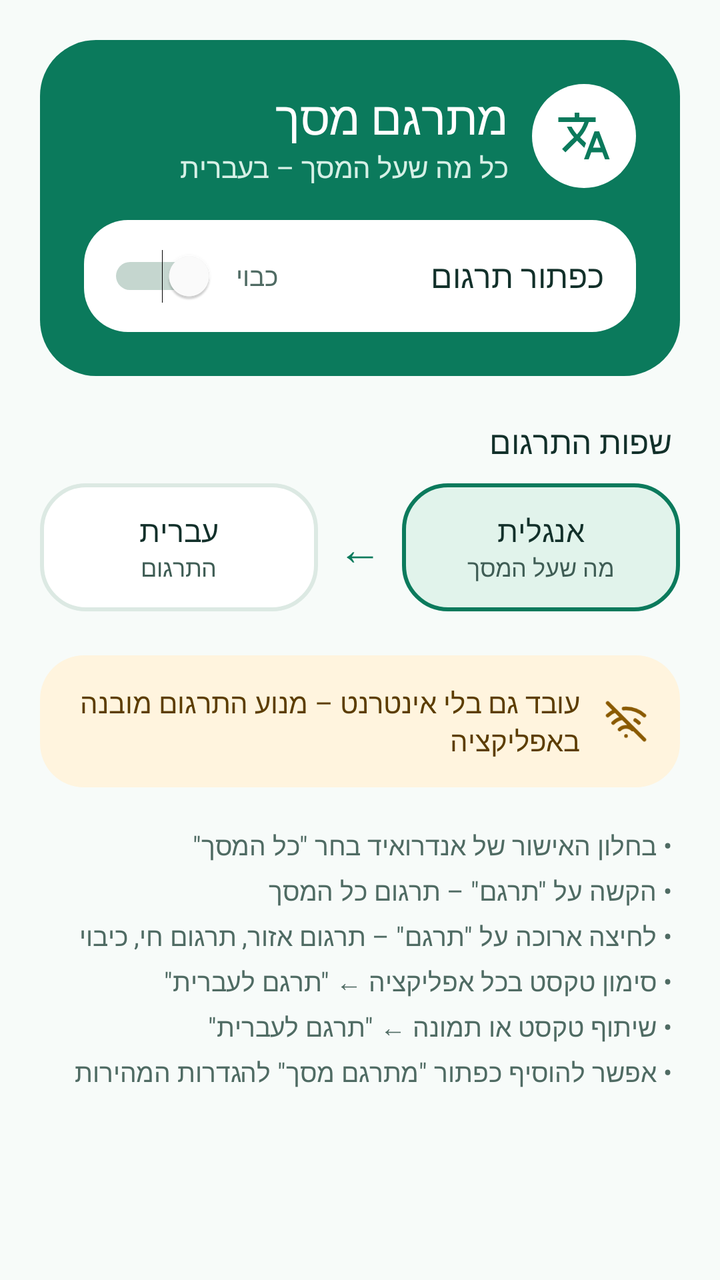
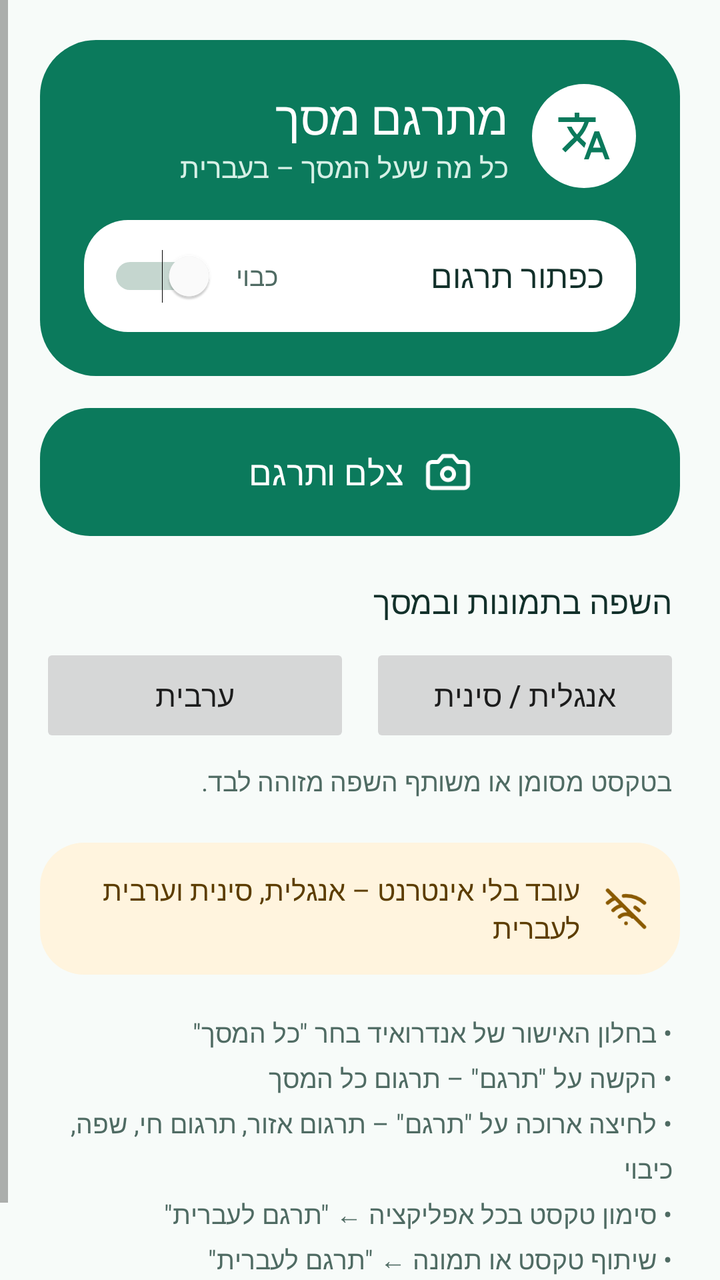

Compare the two renders of this Android layout. The source of the first and the diff that turns it into the second are given below.
<!-- AndroidManifest.xml: application theme android:Theme.Material.Light.NoActionBar -->
<!-- res/layout/activity_main.xml -->
<?xml version="1.0" encoding="utf-8"?>
<ScrollView xmlns:android="http://schemas.android.com/apk/res/android"
    android:layout_width="match_parent"
    android:layout_height="match_parent"
    android:background="@color/screen"
    android:fitsSystemWindows="true"
    android:layoutDirection="rtl">

    <LinearLayout
        android:layout_width="match_parent"
        android:layout_height="wrap_content"
        android:orientation="vertical"
        android:padding="20dp">

        
        <LinearLayout
            android:layout_width="match_parent"
            android:layout_height="wrap_content"
            android:background="@drawable/bg_header"
            android:orientation="vertical"
            android:padding="22dp">

            <LinearLayout
                android:layout_width="match_parent"
                android:layout_height="wrap_content"
                android:gravity="center_vertical"
                android:orientation="horizontal">

                <FrameLayout
                    android:layout_width="52dp"
                    android:layout_height="52dp"
                    android:background="@drawable/bg_icon_circle">

                    <ImageView
                        android:layout_width="28dp"
                        android:layout_height="28dp"
                        android:layout_gravity="center"
                        android:importantForAccessibility="no"
                        android:src="@drawable/ic_translate"
                        android:tint="@color/brand" />
                </FrameLayout>

                <LinearLayout
                    android:layout_width="wrap_content"
                    android:layout_height="wrap_content"
                    android:layout_marginStart="12dp"
                    android:orientation="vertical">

                    <TextView
                        android:layout_width="wrap_content"
                        android:layout_height="wrap_content"
                        android:text="מתרגם מסך"
                        android:textColor="#FFFFFF"
                        android:textSize="23sp" />

                    <TextView
                        android:layout_width="wrap_content"
                        android:layout_height="wrap_content"
                        android:text="כל מה שעל המסך – בעברית"
                        android:textColor="#D6F0E6"
                        android:textSize="14sp" />
                </LinearLayout>
            </LinearLayout>

            <LinearLayout
                android:id="@+id/toggleRow"
                android:layout_width="match_parent"
                android:layout_height="wrap_content"
                android:layout_marginTop="16dp"
                android:background="@drawable/bg_row"
                android:gravity="center_vertical"
                android:minHeight="56dp"
                android:orientation="horizontal"
                android:paddingStart="16dp"
                android:paddingEnd="12dp">

                <TextView
                    android:layout_width="0dp"
                    android:layout_height="wrap_content"
                    android:layout_weight="1"
                    android:text="כפתור תרגום"
                    android:textColor="@color/ink"
                    android:textSize="16sp" />

                <TextView
                    android:id="@+id/toggleState"
                    android:layout_width="wrap_content"
                    android:layout_height="wrap_content"
                    android:layout_marginEnd="10dp"
                    android:text="כבוי"
                    android:textColor="@color/ink_soft"
                    android:textSize="13sp" />

                <Switch
                    android:id="@+id/bubbleSwitch"
                    android:layout_width="wrap_content"
                    android:layout_height="48dp"
                    android:contentDescription="הפעל כפתור תרגום"
                    android:thumbTint="#FFFFFF"
                    android:trackTint="@color/switch_track"
                    android:trackTintMode="src_over" />
            </LinearLayout>
        </LinearLayout>

        
        <TextView
            android:layout_width="wrap_content"
            android:layout_height="wrap_content"
            android:layout_marginStart="4dp"
            android:layout_marginTop="22dp"
            android:text="שפות התרגום"
            android:textColor="@color/ink"
            android:textSize="16sp" />

        <LinearLayout
            android:layout_width="match_parent"
            android:layout_height="wrap_content"
            android:layout_marginTop="10dp"
            android:gravity="center_vertical"
            android:orientation="horizontal">

            <LinearLayout
                android:layout_width="0dp"
                android:layout_height="64dp"
                android:layout_weight="1"
                android:background="@drawable/bg_lang_source"
                android:gravity="center"
                android:orientation="vertical">

                <TextView
                    android:layout_width="wrap_content"
                    android:layout_height="wrap_content"
                    android:text="אנגלית"
                    android:textColor="@color/ink"
                    android:textSize="15sp" />

                <TextView
                    android:layout_width="wrap_content"
                    android:layout_height="wrap_content"
                    android:text="מה שעל המסך"
                    android:textColor="#3F5D55"
                    android:textSize="12sp" />
            </LinearLayout>

            <TextView
                android:layout_width="wrap_content"
                android:layout_height="wrap_content"
                android:layout_marginStart="10dp"
                android:layout_marginEnd="10dp"
                android:importantForAccessibility="no"
                android:text="←"
                android:textColor="@color/brand"
                android:textSize="22sp" />

            <LinearLayout
                android:layout_width="0dp"
                android:layout_height="64dp"
                android:layout_weight="1"
                android:background="@drawable/bg_lang_target"
                android:gravity="center"
                android:orientation="vertical">

                <TextView
                    android:layout_width="wrap_content"
                    android:layout_height="wrap_content"
                    android:text="עברית"
                    android:textColor="@color/ink"
                    android:textSize="15sp" />

                <TextView
                    android:layout_width="wrap_content"
                    android:layout_height="wrap_content"
                    android:text="התרגום"
                    android:textColor="#3F5D55"
                    android:textSize="12sp" />
            </LinearLayout>
        </LinearLayout>

        <TextView
            android:id="@+id/statusText"
            android:layout_width="match_parent"
            android:layout_height="wrap_content"
            android:layout_marginStart="4dp"
            android:layout_marginTop="14dp"
            android:textColor="@color/brand"
            android:textSize="14sp"
            android:visibility="gone" />

        
        <LinearLayout
            android:layout_width="match_parent"
            android:layout_height="wrap_content"
            android:layout_marginTop="22dp"
            android:background="@drawable/bg_offline"
            android:gravity="center_vertical"
            android:orientation="horizontal"
            android:paddingStart="16dp"
            android:paddingTop="14dp"
            android:paddingEnd="16dp"
            android:paddingBottom="14dp">

            <ImageView
                android:layout_width="22dp"
                android:layout_height="22dp"
                android:importantForAccessibility="no"
                android:src="@drawable/ic_wifi_off" />

            <TextView
                android:layout_width="0dp"
                android:layout_height="wrap_content"
                android:layout_marginStart="12dp"
                android:layout_weight="1"
                android:text="עובד גם בלי אינטרנט – מנוע התרגום מובנה באפליקציה"
                android:textColor="#5C3D00"
                android:textSize="14sp" />
        </LinearLayout>

        <TextView
            android:layout_width="match_parent"
            android:layout_height="wrap_content"
            android:layout_marginStart="4dp"
            android:layout_marginTop="20dp"
            android:lineSpacingExtra="5dp"
            android:text="• בחלון האישור של אנדרואיד בחר &quot;כל המסך&quot;\n• הקשה על &quot;תרגם&quot; – תרגום כל המסך\n• לחיצה ארוכה על &quot;תרגם&quot; – תרגום אזור, תרגום חי, כיבוי\n• סימון טקסט בכל אפליקציה ← &quot;תרגם לעברית&quot;\n• שיתוף טקסט או תמונה ← &quot;תרגם לעברית&quot;\n• אפשר להוסיף כפתור &quot;מתרגם מסך&quot; להגדרות המהירות"
            android:textColor="@color/ink_soft"
            android:textSize="13sp" />
    </LinearLayout>
</ScrollView>
<!-- resources referenced by this layout -->
<resources>
  <color name="brand">#0B7A5C</color>
  <color name="ink">#12302A</color>
  <color name="ink_soft">#4F6B63</color>
  <color name="screen">#F7FBF9</color>
  <!-- drawable bg_header (drawable) -->
  <?xml version="1.0" encoding="utf-8"?>
  <shape xmlns:android="http://schemas.android.com/apk/res/android" android:shape="rectangle">
      <solid android:color="#0B7A5C" />
      <corners android:radius="28dp" />
  </shape>
  <!-- drawable bg_icon_circle (drawable) -->
  <?xml version="1.0" encoding="utf-8"?>
  <shape xmlns:android="http://schemas.android.com/apk/res/android" android:shape="oval">
      <solid android:color="#FFFFFF" />
  </shape>
  <!-- drawable bg_lang_source (drawable) -->
  <?xml version="1.0" encoding="utf-8"?>
  <shape xmlns:android="http://schemas.android.com/apk/res/android" android:shape="rectangle">
      <solid android:color="#E1F3EB" />
      <corners android:radius="22dp" />
      <stroke android:width="2dp" android:color="#0B7A5C" />
  </shape>
  <!-- drawable bg_lang_target (drawable) -->
  <?xml version="1.0" encoding="utf-8"?>
  <shape xmlns:android="http://schemas.android.com/apk/res/android" android:shape="rectangle">
      <solid android:color="#FFFFFF" />
      <corners android:radius="22dp" />
      <stroke android:width="2dp" android:color="#DCE9E3" />
  </shape>
  <!-- drawable bg_offline (drawable) -->
  <?xml version="1.0" encoding="utf-8"?>
  <shape xmlns:android="http://schemas.android.com/apk/res/android" android:shape="rectangle">
      <solid android:color="#FFF4DE" />
      <corners android:radius="22dp" />
  </shape>
  <!-- drawable bg_row (drawable) -->
  <?xml version="1.0" encoding="utf-8"?>
  <shape xmlns:android="http://schemas.android.com/apk/res/android" android:shape="rectangle">
      <solid android:color="#FFFFFF" />
      <corners android:radius="22dp" />
  </shape>
  <!-- drawable ic_translate (drawable) -->
  <vector xmlns:android="http://schemas.android.com/apk/res/android"
      android:width="24dp"
      android:height="24dp"
      android:viewportWidth="24"
      android:viewportHeight="24">
      <path
          android:fillColor="#FFFFFFFF"
          android:pathData="M12.87,15.07l-2.54,-2.51 0.03,-0.03c1.74,-1.94 2.98,-4.17 3.71,-6.53L17,6L17,4h-7L10,2L8,2v2L1,4v1.99h11.17C11.5,7.92 10.44,9.75 9,11.35 8.07,10.32 7.3,9.19 6.69,8h-2c0.73,1.63 1.73,3.17 2.98,4.56l-5.09,5.02L4,19l5,-5 3.11,3.11 0.76,-2.04zM18.5,10h-2L12,22h2l1.12,-3h4.75L21,22h2l-4.5,-12zM15.88,17l1.62,-4.33L19.12,17h-3.24z" />
  </vector>
  <!-- drawable ic_wifi_off (drawable) -->
  <vector xmlns:android="http://schemas.android.com/apk/res/android"
      android:width="24dp"
      android:height="24dp"
      android:viewportWidth="24"
      android:viewportHeight="24">
      <path android:strokeColor="#FF8A5A00" android:strokeWidth="2" android:strokeLineCap="round" android:strokeLineJoin="round"
          android:pathData="M12,20h0.01M8.5,16.43a5,5 0,0 1,7 0M5,12.86a10,10 0,0 1,5.17 -2.69M19,12.86a10,10 0,0 0,-2 -1.52M2,8.82a15,15 0,0 1,4.18 -2.64M22,8.82a15,15 0,0 0,-11.29 -3.76M2,2l20,20" />
  </vector>
</resources>

<!-- the commit's change to res/layout/activity_main.xml (unified diff, before → after) -->
@@ -103,12 +103,39 @@
         </LinearLayout>
 
         
+        <LinearLayout
+            android:id="@+id/cameraButton"
+            android:layout_width="match_parent"
+            android:layout_height="64dp"
+            android:layout_marginTop="16dp"
+            android:background="@drawable/bg_pill_brand"
+            android:clickable="true"
+            android:focusable="true"
+            android:gravity="center"
+            android:orientation="horizontal">
+
+            <ImageView
+                android:layout_width="24dp"
+                android:layout_height="24dp"
+                android:importantForAccessibility="no"
+                android:src="@drawable/ic_camera" />
+
+            <TextView
+                android:layout_width="wrap_content"
+                android:layout_height="wrap_content"
+                android:layout_marginStart="10dp"
+                android:text="צלם ותרגם"
+                android:textColor="#FFFFFF"
+                android:textSize="17sp" />
+        </LinearLayout>
+
+        
         <TextView
             android:layout_width="wrap_content"
             android:layout_height="wrap_content"
             android:layout_marginStart="4dp"
             android:layout_marginTop="22dp"
-            android:text="שפות התרגום"
+            android:text="השפה בתמונות ובמסך"
             android:textColor="@color/ink"
             android:textSize="16sp" />
 
@@ -116,65 +143,38 @@
             android:layout_width="match_parent"
             android:layout_height="wrap_content"
             android:layout_marginTop="10dp"
-            android:gravity="center_vertical"
             android:orientation="horizontal">
 
-            <LinearLayout
+            <Button
+                android:id="@+id/modeLatin"
                 android:layout_width="0dp"
-                android:layout_height="64dp"
+                android:layout_height="52dp"
                 android:layout_weight="1"
-                android:background="@drawable/bg_lang_source"
-                android:gravity="center"
-                android:orientation="vertical">
-
-                <TextView
-                    android:layout_width="wrap_content"
-                    android:layout_height="wrap_content"
-                    android:text="אנגלית"
-                    android:textColor="@color/ink"
-                    android:textSize="15sp" />
-
-                <TextView
-                    android:layout_width="wrap_content"
-                    android:layout_height="wrap_content"
-                    android:text="מה שעל המסך"
-                    android:textColor="#3F5D55"
-                    android:textSize="12sp" />
-            </LinearLayout>
-
-            <TextView
-                android:layout_width="wrap_content"
-                android:layout_height="wrap_content"
+                android:stateListAnimator="@null"
+                android:text="אנגלית / סינית"
+                android:textAllCaps="false"
+                android:textSize="15sp" />
+
+            <Button
+                android:id="@+id/modeArabic"
+                android:layout_width="0dp"
+                android:layout_height="52dp"
                 android:layout_marginStart="10dp"
-                android:layout_marginEnd="10dp"
-                android:importantForAccessibility="no"
-                android:text="←"
-                android:textColor="@color/brand"
-                android:textSize="22sp" />
-
-            <LinearLayout
-                android:layout_width="0dp"
-                android:layout_height="64dp"
                 android:layout_weight="1"
-                android:background="@drawable/bg_lang_target"
-                android:gravity="center"
-                android:orientation="vertical">
-
-                <TextView
-                    android:layout_width="wrap_content"
-                    android:layout_height="wrap_content"
-                    android:text="עברית"
-                    android:textColor="@color/ink"
-                    android:textSize="15sp" />
-
-                <TextView
-                    android:layout_width="wrap_content"
-                    android:layout_height="wrap_content"
-                    android:text="התרגום"
-                    android:textColor="#3F5D55"
-                    android:textSize="12sp" />
-            </LinearLayout>
-        </LinearLayout>
+                android:stateListAnimator="@null"
+                android:text="ערבית"
+                android:textAllCaps="false"
+                android:textSize="15sp" />
+        </LinearLayout>
+
+        <TextView
+            android:layout_width="match_parent"
+            android:layout_height="wrap_content"
+            android:layout_marginStart="4dp"
+            android:layout_marginTop="8dp"
+            android:text="בטקסט מסומן או משותף השפה מזוהה לבד."
+            android:textColor="@color/ink_soft"
+            android:textSize="13sp" />
 
         <TextView
             android:id="@+id/statusText"
@@ -210,7 +210,7 @@
                 android:layout_height="wrap_content"
                 android:layout_marginStart="12dp"
                 android:layout_weight="1"
-                android:text="עובד גם בלי אינטרנט – מנוע התרגום מובנה באפליקציה"
+                android:text="עובד בלי אינטרנט – אנגלית, סינית וערבית לעברית"
                 android:textColor="#5C3D00"
                 android:textSize="14sp" />
         </LinearLayout>
@@ -221,7 +221,7 @@
             android:layout_marginStart="4dp"
             android:layout_marginTop="20dp"
             android:lineSpacingExtra="5dp"
-            android:text="• בחלון האישור של אנדרואיד בחר &quot;כל המסך&quot;\n• הקשה על &quot;תרגם&quot; – תרגום כל המסך\n• לחיצה ארוכה על &quot;תרגם&quot; – תרגום אזור, תרגום חי, כיבוי\n• סימון טקסט בכל אפליקציה ← &quot;תרגם לעברית&quot;\n• שיתוף טקסט או תמונה ← &quot;תרגם לעברית&quot;\n• אפשר להוסיף כפתור &quot;מתרגם מסך&quot; להגדרות המהירות"
+            android:text="• בחלון האישור של אנדרואיד בחר &quot;כל המסך&quot;\n• הקשה על &quot;תרגם&quot; – תרגום כל המסך\n• לחיצה ארוכה על &quot;תרגם&quot; – תרגום אזור, תרגום חי, שפה, כיבוי\n• סימון טקסט בכל אפליקציה ← &quot;תרגם לעברית&quot;\n• שיתוף טקסט או תמונה ← &quot;תרגם לעברית&quot;\n• אפשר להוסיף כפתור &quot;מתרגם מסך&quot; להגדרות המהירות"
             android:textColor="@color/ink_soft"
             android:textSize="13sp" />
     </LinearLayout>
<!-- resource entries referenced after the edit -->
@@ -15,25 +15,17 @@
   <shape xmlns:android="http://schemas.android.com/apk/res/android" android:shape="oval">
       <solid android:color="#FFFFFF" />
   </shape>
-  <!-- drawable bg_lang_source (drawable) -->
-  <?xml version="1.0" encoding="utf-8"?>
-  <shape xmlns:android="http://schemas.android.com/apk/res/android" android:shape="rectangle">
-      <solid android:color="#E1F3EB" />
-      <corners android:radius="22dp" />
-      <stroke android:width="2dp" android:color="#0B7A5C" />
-  </shape>
-  <!-- drawable bg_lang_target (drawable) -->
-  <?xml version="1.0" encoding="utf-8"?>
-  <shape xmlns:android="http://schemas.android.com/apk/res/android" android:shape="rectangle">
-      <solid android:color="#FFFFFF" />
-      <corners android:radius="22dp" />
-      <stroke android:width="2dp" android:color="#DCE9E3" />
-  </shape>
   <!-- drawable bg_offline (drawable) -->
   <?xml version="1.0" encoding="utf-8"?>
   <shape xmlns:android="http://schemas.android.com/apk/res/android" android:shape="rectangle">
       <solid android:color="#FFF4DE" />
       <corners android:radius="22dp" />
+  </shape>
+  <!-- drawable bg_pill_brand (drawable) -->
+  <?xml version="1.0" encoding="utf-8"?>
+  <shape xmlns:android="http://schemas.android.com/apk/res/android" android:shape="rectangle">
+      <solid android:color="#0B7A5C" />
+      <corners android:radius="25dp" />
   </shape>
   <!-- drawable bg_row (drawable) -->
   <?xml version="1.0" encoding="utf-8"?>
@@ -41,6 +33,15 @@
       <solid android:color="#FFFFFF" />
       <corners android:radius="22dp" />
   </shape>
+  <!-- drawable ic_camera (drawable) -->
+  <vector xmlns:android="http://schemas.android.com/apk/res/android"
+      android:width="24dp"
+      android:height="24dp"
+      android:viewportWidth="24"
+      android:viewportHeight="24">
+      <path android:strokeColor="#FFFFFFFF" android:strokeWidth="2" android:strokeLineCap="round" android:strokeLineJoin="round"
+          android:pathData="M14.5,4h-5L7,7H4a2,2 0,0 0,-2 2v9a2,2 0,0 0,2 2h16a2,2 0,0 0,2 -2V9a2,2 0,0 0,-2 -2h-3l-2.5,-3zM12,10a3,3 0,1 0,0 6a3,3 0,1 0,0 -6z" />
+  </vector>
   <!-- drawable ic_translate (drawable) -->
   <vector xmlns:android="http://schemas.android.com/apk/res/android"
       android:width="24dp"
